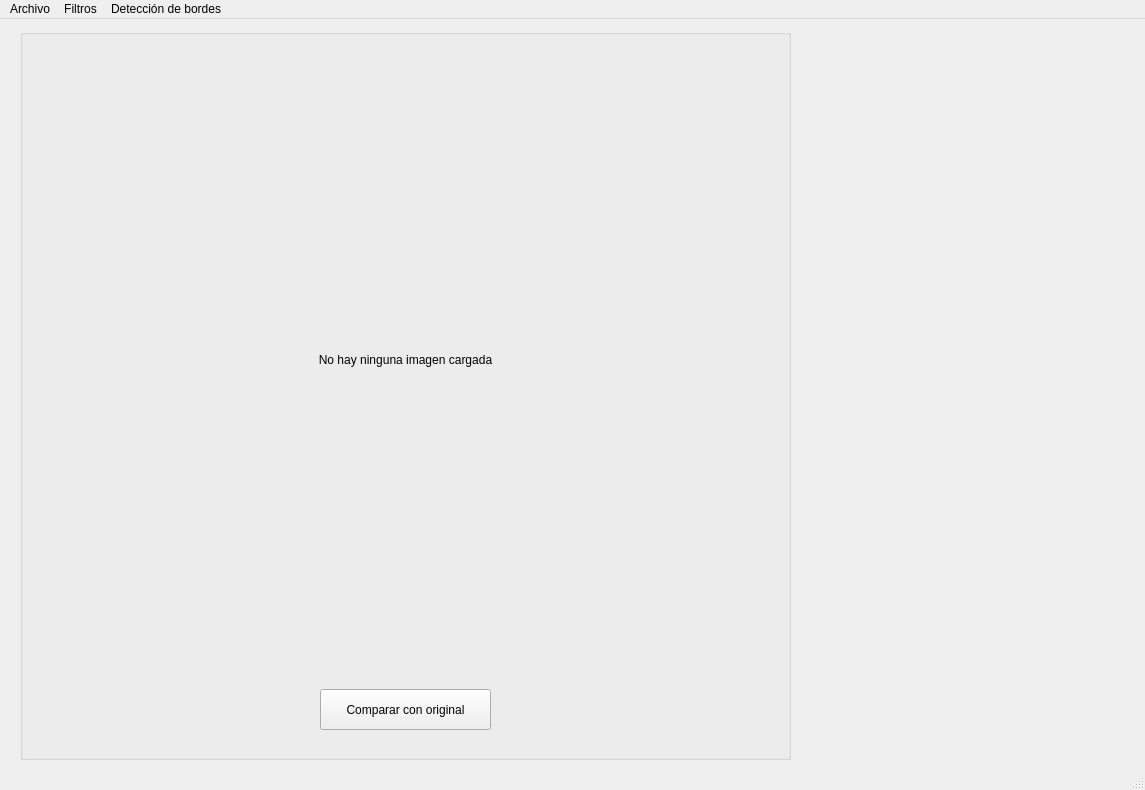
First picture: the form in main_window.ui, repository arodriguez1415/PF-SECRET, before the edit.
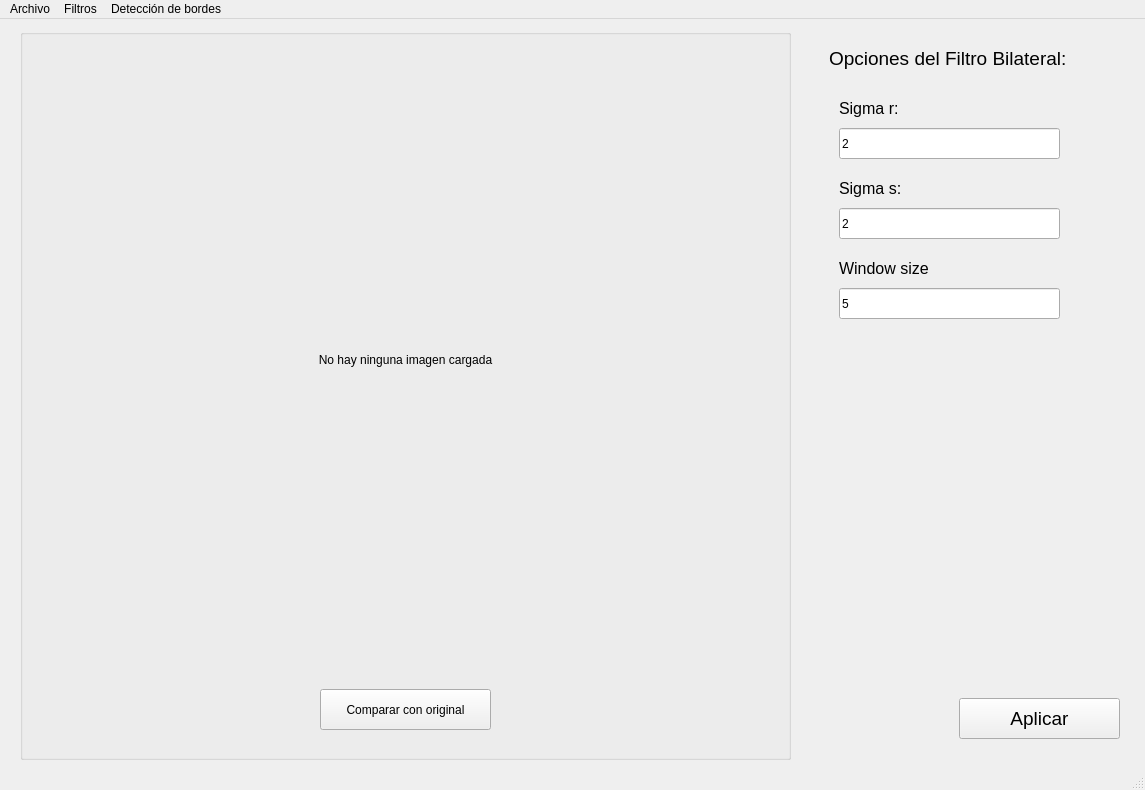
Second picture: the form after the edit.

Commit message: bilateral + anisotropic filters added

The edit to the form file:
```diff
--- a/main_window.ui
+++ b/main_window.ui
@@ -68,7 +68,176 @@
     <property name="currentIndex">
      <number>0</number>
     </property>
-    <widget class="QWidget" name="bilateral_options"/>
+    <widget class="QWidget" name="blank_page"/>
+    <widget class="QWidget" name="anisotropic_options">
+     <widget class="QLabel" name="anisotropic_filter_label">
+      <property name="geometry">
+       <rect>
+        <x>10</x>
+        <y>10</y>
+        <width>271</width>
+        <height>41</height>
+       </rect>
+      </property>
+      <property name="font">
+       <font>
+        <pointsize>14</pointsize>
+       </font>
+      </property>
+      <property name="text">
+       <string>Opciones del Filtro Anisotrópico:</string>
+      </property>
+     </widget>
+     <widget class="QPushButton" name="apply_anisotropic_filter_button">
+      <property name="geometry">
+       <rect>
+        <x>140</x>
+        <y>670</y>
+        <width>161</width>
+        <height>41</height>
+       </rect>
+      </property>
+      <property name="font">
+       <font>
+        <pointsize>14</pointsize>
+       </font>
+      </property>
+      <property name="text">
+       <string>Aplicar</string>
+      </property>
+     </widget>
+    </widget>
+    <widget class="QWidget" name="bilateral_options">
+     <widget class="QLabel" name="bilateral_filter_label">
+      <property name="geometry">
+       <rect>
+        <x>10</x>
+        <y>10</y>
+        <width>271</width>
+        <height>41</height>
+       </rect>
+      </property>
+      <property name="font">
+       <font>
+        <pointsize>14</pointsize>
+       </font>
+      </property>
+      <property name="text">
+       <string>Opciones del Filtro Bilateral:</string>
+      </property>
+     </widget>
+     <widget class="QLineEdit" name="window_size_bilateral_filter_input">
+      <property name="geometry">
+       <rect>
+        <x>20</x>
+        <y>260</y>
+        <width>221</width>
+        <height>31</height>
+       </rect>
+      </property>
+      <property name="text">
+       <string>5</string>
+      </property>
+     </widget>
+     <widget class="QLineEdit" name="sigma_r_bilateral_filter_input">
+      <property name="geometry">
+       <rect>
+        <x>20</x>
+        <y>100</y>
+        <width>221</width>
+        <height>31</height>
+       </rect>
+      </property>
+      <property name="text">
+       <string>2</string>
+      </property>
+     </widget>
+     <widget class="QLabel" name="sigma_s_bilateral_filter_label">
+      <property name="geometry">
+       <rect>
+        <x>20</x>
+        <y>140</y>
+        <width>181</width>
+        <height>41</height>
+       </rect>
+      </property>
+      <property name="font">
+       <font>
+        <pointsize>12</pointsize>
+       </font>
+      </property>
+      <property name="text">
+       <string>Sigma s:</string>
+      </property>
+     </widget>
+     <widget class="QPushButton" name="apply_bilateral_filter_button">
+      <property name="geometry">
+       <rect>
+        <x>140</x>
+        <y>670</y>
+        <width>161</width>
+        <height>41</height>
+       </rect>
+      </property>
+      <property name="font">
+       <font>
+        <pointsize>14</pointsize>
+       </font>
+      </property>
+      <property name="text">
+       <string>Aplicar</string>
+      </property>
+     </widget>
+     <widget class="QLineEdit" name="sigma_s_bilateral_filter_input">
+      <property name="geometry">
+       <rect>
+        <x>20</x>
+        <y>180</y>
+        <width>221</width>
+        <height>31</height>
+       </rect>
+      </property>
+      <property name="text">
+       <string>2</string>
+      </property>
+     </widget>
+     <widget class="QLabel" name="window_size_bilateral_filter_label">
+      <property name="geometry">
+       <rect>
+        <x>20</x>
+        <y>220</y>
+        <width>181</width>
+        <height>41</height>
+       </rect>
+      </property>
+      <property name="font">
+       <font>
+        <pointsize>12</pointsize>
+       </font>
+      </property>
+      <property name="text">
+       <string>Window size</string>
+      </property>
+     </widget>
+     <widget class="QLabel" name="sigma_r_bilateral_filter_label">
+      <property name="geometry">
+       <rect>
+        <x>20</x>
+        <y>60</y>
+        <width>181</width>
+        <height>41</height>
+       </rect>
+      </property>
+      <property name="font">
+       <font>
+        <pointsize>12</pointsize>
+       </font>
+      </property>
+      <property name="text">
+       <string>Sigma r:</string>
+      </property>
+     </widget>
+    </widget>
     <widget class="QWidget" name="mgac_options">
      <widget class="QLabel" name="mgac_label">
       <property name="geometry">
```
Left out of the diff: 4 changed lines with no effect on the pictures. The commit also changes 9 other files.
